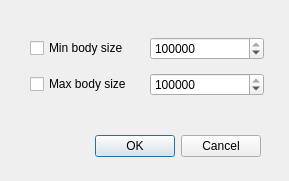
This is neurolabi/gui/flyembodyfilterdialog.ui in janelia-flyem/NeuTu as Qt 5 draws it before an edit. The edited form follows.
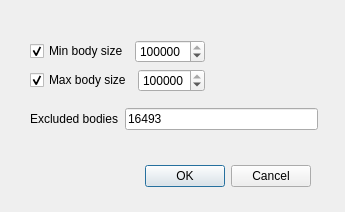
This is the edited form.

Commit message: dvid body filter

```diff
--- a/neurolabi/gui/flyembodyfilterdialog.ui
+++ b/neurolabi/gui/flyembodyfilterdialog.ui
@@ -6,8 +6,8 @@
    <rect>
     <x>0</x>
     <y>0</y>
-    <width>289</width>
-    <height>181</height>
+    <width>345</width>
+    <height>212</height>
    </rect>
   </property>
   <property name="windowTitle">
@@ -16,8 +16,8 @@
   <widget class="QDialogButtonBox" name="buttonBox">
    <property name="geometry">
     <rect>
-     <x>80</x>
-     <y>130</y>
+     <x>130</x>
+     <y>160</y>
      <width>181</width>
      <height>32</height>
     </rect>
@@ -34,10 +34,14 @@
     <rect>
      <x>30</x>
      <y>30</y>
-     <width>234</width>
-     <height>74</height>
+     <width>288</width>
+     <height>111</height>
     </rect>
    </property>
+   <layout class="QVBoxLayout" name="verticalLayout_2">
+    <item>
+     <layout class="QHBoxLayout" name="horizontalLayout_4">
+      <item>
    <layout class="QVBoxLayout" name="verticalLayout">
     <item>
      <layout class="QHBoxLayout" name="horizontalLayout">
@@ -46,6 +50,9 @@
         <property name="text">
          <string>Min body size</string>
         </property>
+            <property name="checked">
+             <bool>true</bool>
+            </property>
        </widget>
       </item>
       <item>
@@ -67,6 +74,9 @@
         <property name="text">
          <string>Max body size</string>
         </property>
+            <property name="checked">
+             <bool>true</bool>
+            </property>
        </widget>
       </item>
       <item>
@@ -76,6 +86,41 @@
         </property>
         <property name="value">
          <number>1000000</number>
+            </property>
+           </widget>
+          </item>
+         </layout>
+        </item>
+       </layout>
+      </item>
+      <item>
+       <spacer name="horizontalSpacer">
+        <property name="orientation">
+         <enum>Qt::Horizontal</enum>
+        </property>
+        <property name="sizeHint" stdset="0">
+         <size>
+          <width>40</width>
+          <height>20</height>
+         </size>
+        </property>
+       </spacer>
+      </item>
+     </layout>
+    </item>
+    <item>
+     <layout class="QHBoxLayout" name="horizontalLayout_3">
+      <item>
+       <widget class="QLabel" name="label">
+        <property name="text">
+         <string>Excluded bodies</string>
+        </property>
+       </widget>
+      </item>
+      <item>
+       <widget class="QLineEdit" name="excludedBodyLineEdit">
+        <property name="text">
+         <string>16493</string>
         </property>
        </widget>
       </item>
```
Lines whose indentation alone changed are shown as unchanged. The commit also changes 43 other files.
